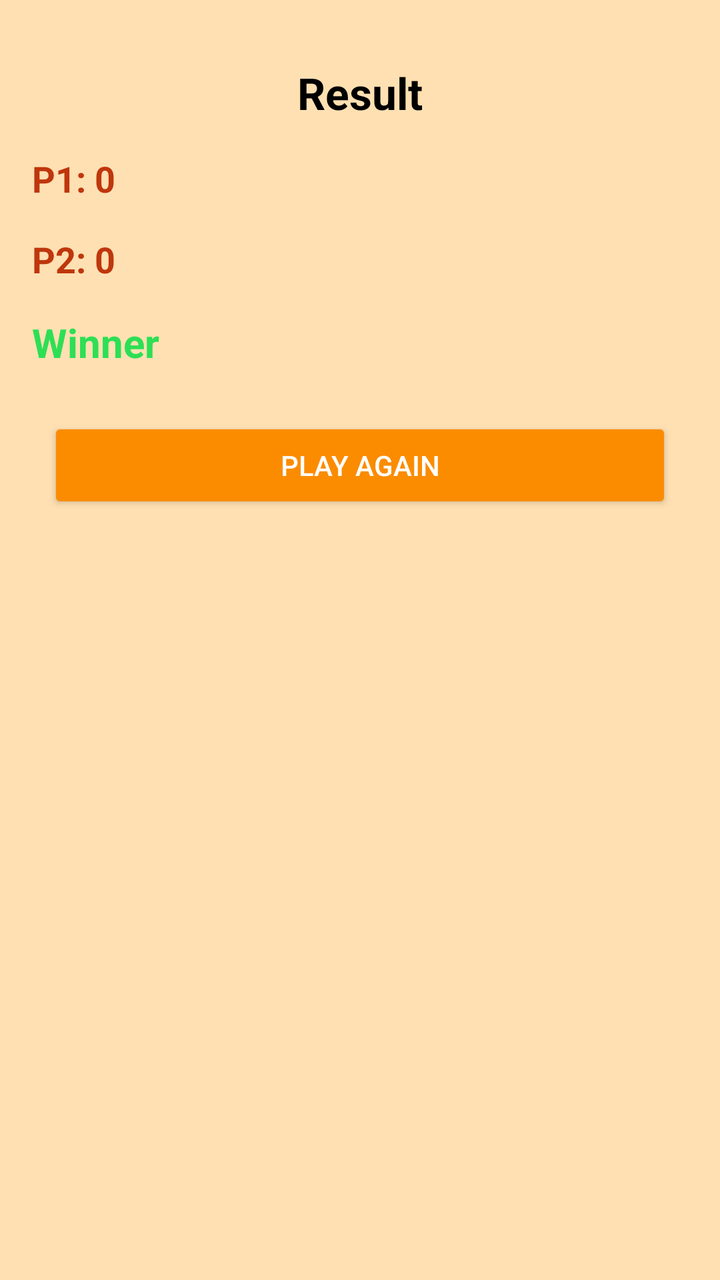
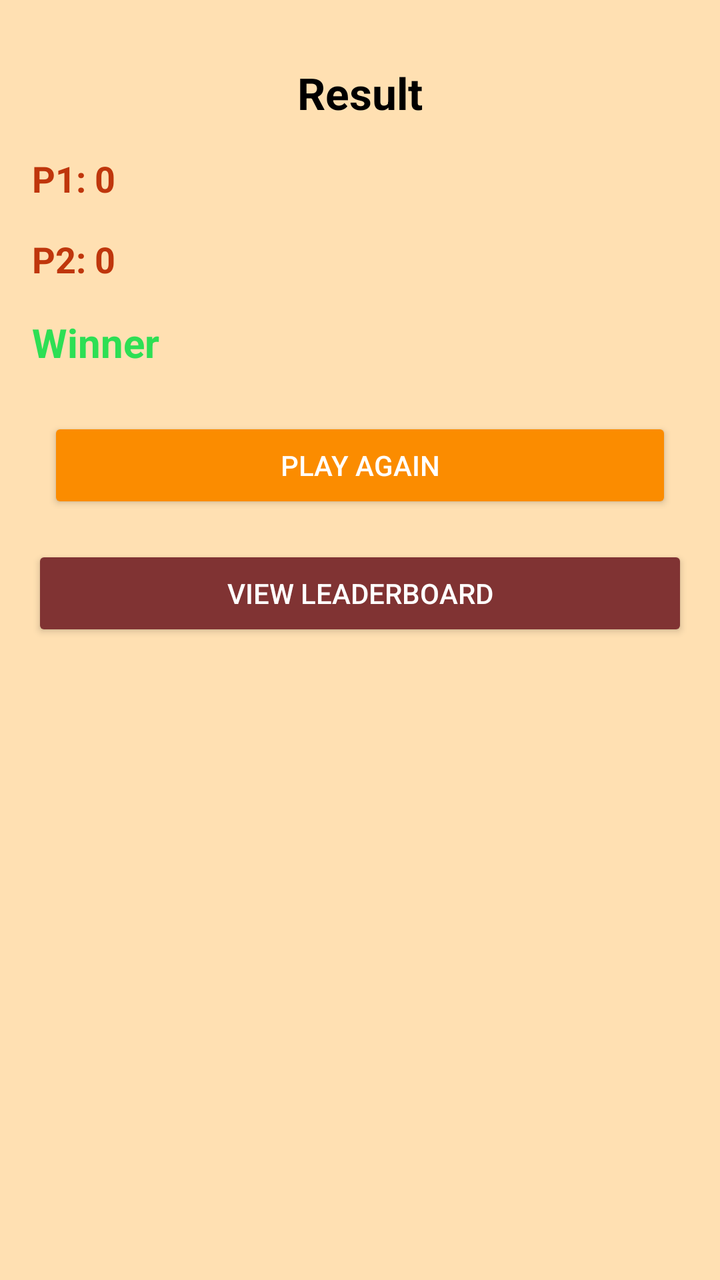

Screens rendered from an Android XML layout before and after an edit, with the pre-edit source and the edit as a unified diff.
<!-- AndroidManifest.xml: application theme Theme.Game1 -->
<!-- res/layout/activity_start.xml -->
<?xml version="1.0" encoding="utf-8"?>
<androidx.constraintlayout.widget.ConstraintLayout
    xmlns:android="http://schemas.android.com/apk/res/android"
    xmlns:app="http://schemas.android.com/apk/res-auto"
    android:layout_width="match_parent"
    android:layout_height="match_parent"
    android:textStyle="bold"
    android:background="#FFE0B2">


    <TextView
        android:id="@+id/txt_result"
        android:layout_width="wrap_content"
        android:layout_height="wrap_content"
        android:text="Result"
        android:textColor="#000"
        android:textSize="22sp"
        android:textStyle="bold"
        app:layout_constraintBottom_toBottomOf="parent"
        app:layout_constraintEnd_toEndOf="parent"
        app:layout_constraintStart_toStartOf="parent"
        app:layout_constraintTop_toTopOf="parent"
        app:layout_constraintVertical_bias="0.052" />

    <TextView
        android:id="@+id/txt_p1"
        android:layout_width="wrap_content"
        android:layout_height="wrap_content"
        android:text="P1: 0"
        android:textSize="18sp"
        app:layout_constraintTop_toBottomOf="@id/txt_result"
        app:layout_constraintStart_toStartOf="parent"
        android:layout_margin="16dp"
        android:textStyle="bold"
        android:textColor="#BF360C"/>


    <TextView
        android:id="@+id/txt_p2"
        android:layout_width="wrap_content"
        android:layout_height="wrap_content"
        android:text="P2: 0"
        android:textSize="18sp"
        app:layout_constraintTop_toBottomOf="@id/txt_p1"
        app:layout_constraintStart_toStartOf="parent"
        android:layout_margin="16dp"
        android:textStyle="bold"
        android:textColor="#BF360C"/>

    <TextView
        android:id="@+id/txt_winner"
        android:layout_width="wrap_content"
        android:layout_height="wrap_content"
        android:text="Winner"
        android:textSize="20sp"
        android:textStyle="bold"
        app:layout_constraintTop_toBottomOf="@id/txt_p2"
        app:layout_constraintStart_toStartOf="parent"
        android:layout_margin="16dp"
        android:textColor="#D807DE43"/>

    <Button
        android:id="@+id/btn_play_again"
        android:layout_width="0dp"
        android:layout_height="wrap_content"
        android:text="Play Again"
        android:backgroundTint="#FB8C00"
        android:textColor="@android:color/white"
        app:layout_constraintTop_toBottomOf="@id/txt_winner"
        app:layout_constraintStart_toStartOf="parent"
        app:layout_constraintEnd_toEndOf="parent"
        android:layout_margin="24dp"/>

</androidx.constraintlayout.widget.ConstraintLayout>
<!-- resources referenced by this layout -->
<resources>
  <style name="Theme.Game1" parent="Base.Theme.Game1" />
  <style name="Base.Theme.Game1" parent="Theme.Material3.DayNight.NoActionBar">
          
          
      </style>
</resources>

<!-- the commit's change to res/layout/activity_start.xml (unified diff, before → after) -->
@@ -71,4 +71,16 @@
         app:layout_constraintEnd_toEndOf="parent"
         android:layout_margin="24dp"/>
 
+    <Button
+        android:id="@+id/btn_leaderboard"
+        android:layout_width="0dp"
+        android:layout_height="wrap_content"
+        android:text="View Leaderboard"
+        android:backgroundTint="#803333"
+        android:textColor="@android:color/white"
+        app:layout_constraintTop_toBottomOf="@id/btn_play_again"
+        app:layout_constraintStart_toStartOf="parent"
+        app:layout_constraintEnd_toEndOf="parent"
+        android:layout_margin="16dp"/>
+
 </androidx.constraintlayout.widget.ConstraintLayout>
